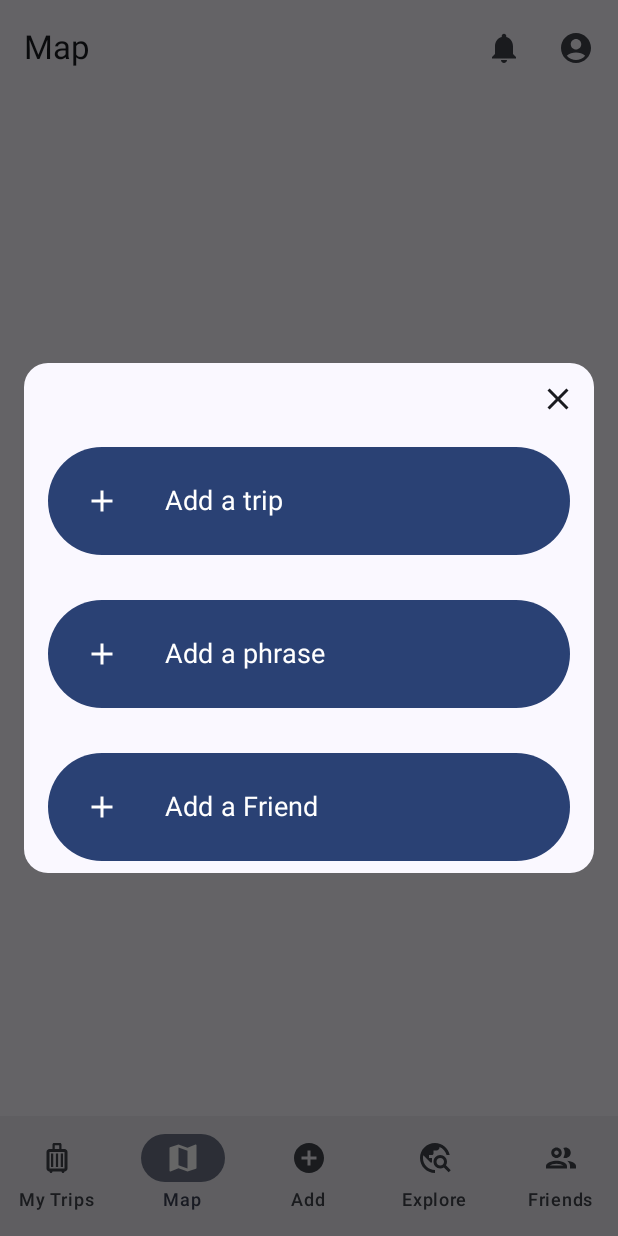
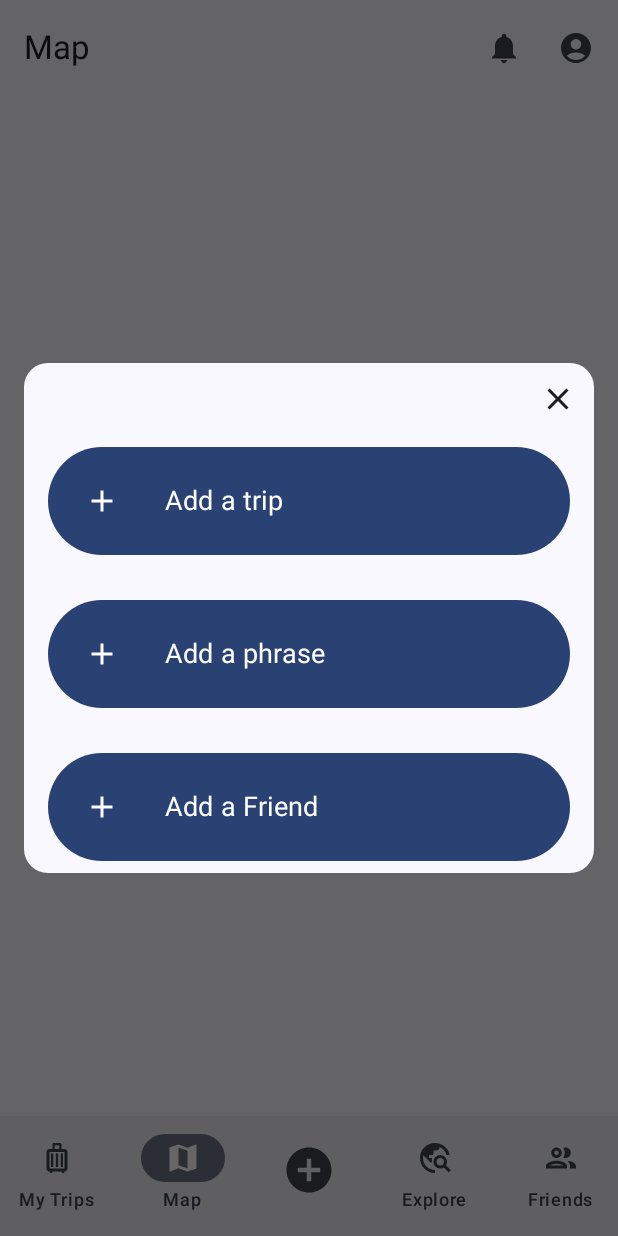
Before and after one commit to Maciek451/TravelBuddy, an Android app built with Jetpack Compose: the screen it shows after launch (MainActivity), item 3 of the bottom bar chosen, on a phone screen of 412 x 824 dp. Run offline under Robolectric (Android 15) with nearby library versions, the phone set to English and light mode, and no system bars.

Commit message:
Update nav bar

```diff
--- a/ASTravelBuddy/app/src/main/java/uk/ac/aber/dcs/chm9360/travelbuddy/ui/components/MyNavigationBar.kt
+++ b/ASTravelBuddy/app/src/main/java/uk/ac/aber/dcs/chm9360/travelbuddy/ui/components/MyNavigationBar.kt
@@ -1,5 +1,7 @@
 package uk.ac.aber.dcs.chm9360.travelbuddy.ui.components
 
+import androidx.compose.foundation.layout.Box
+import androidx.compose.foundation.layout.size
 import androidx.compose.material.icons.Icons
 import androidx.compose.material.icons.filled.AddCircle
 import androidx.compose.material.icons.filled.Group
@@ -20,7 +22,10 @@ import androidx.compose.runtime.getValue
 import androidx.compose.runtime.mutableStateOf
 import androidx.compose.runtime.remember
 import androidx.compose.runtime.setValue
+import androidx.compose.ui.Alignment
+import androidx.compose.ui.Modifier
 import androidx.compose.ui.res.stringResource
+import androidx.compose.ui.unit.dp
 import androidx.navigation.NavDestination.Companion.hierarchy
 import androidx.navigation.NavGraph.Companion.findStartDestination
 import androidx.navigation.NavHostController
@@ -47,7 +52,7 @@ fun MyNavigationBar(
         Screens.Add to IconGroup(
             filledIcon = Icons.Filled.AddCircle,
             outlineIcon = Icons.Outlined.AddCircle,
-            label = stringResource(id = R.string.add)
+            label = ""
         ),
         Screens.Explore to IconGroup(
             filledIcon = Icons.Filled.TravelExplore,
@@ -78,12 +83,22 @@ fun MyNavigationBar(
             val labelText = iconGroup.label
             NavigationBarItem(
                 icon = {
-                    Icon(
-                        imageVector = if (isSelected) iconGroup.filledIcon else iconGroup.outlineIcon,
-                        contentDescription = labelText
-                    )
+                    if (screen == Screens.Add) {
+                        Box(contentAlignment = Alignment.Center) {
+                            Icon(
+                                imageVector = if (isSelected) Icons.Filled.AddCircle else Icons.Outlined.AddCircle,
+                                contentDescription = labelText,
+                                modifier = Modifier.size(36.dp)
+                            )
+                        }
+                    } else {
+                        Icon(
+                            imageVector = if (isSelected) iconGroup.filledIcon else iconGroup.outlineIcon,
+                            contentDescription = labelText
+                        )
+                    }
                 },
-                label = { Text(labelText) },
+                label = { if (screen != Screens.Add) Text(labelText) },
                 selected = isSelected,
                 onClick = {
                     if (screen == Screens.Add) {
```
